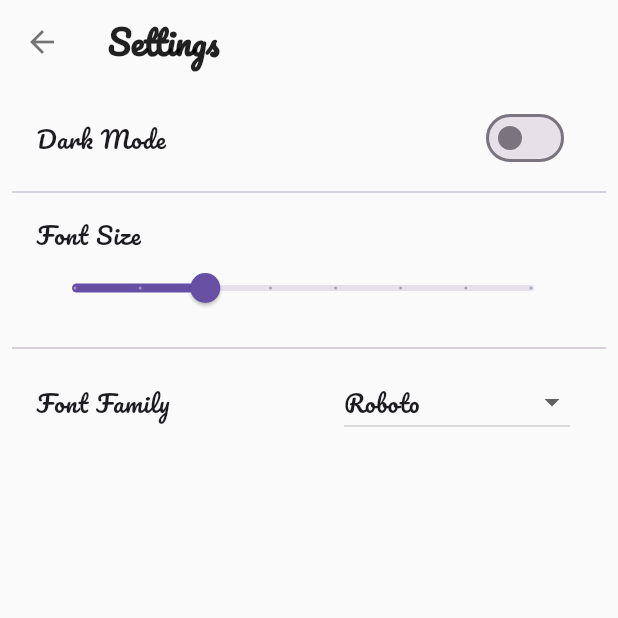
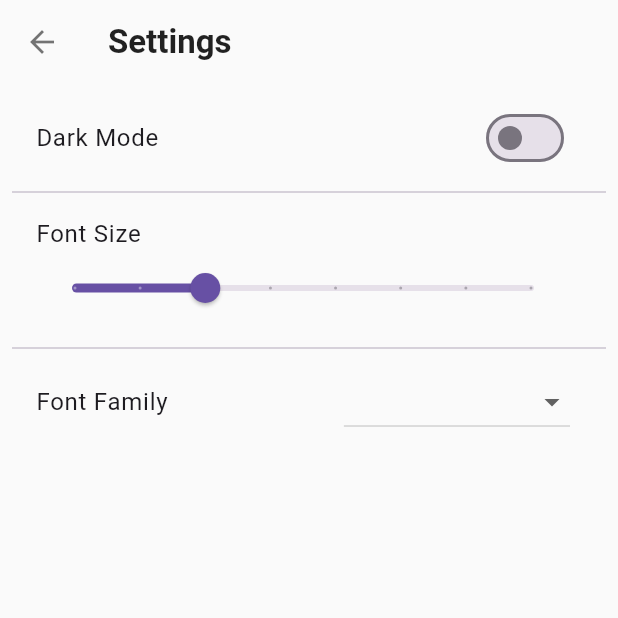
Before and after one commit to tamasdas01/Minimal_Journal, a Flutter app: the screen it shows after launch, in the side drawer, after a tap on "Settings", on a phone screen of 412 x 824 dp, the top half of it. Run offline on Flutter 3.47's test engine with Material 3 defaults, Android fonts, the phone set to English and light mode, and no system bars; our stand-ins replace share_plus, shared_preferences.

Commit message:
Update 2 : Finalised

```diff
--- a/lib/screens/home_screen.dart
+++ b/lib/screens/home_screen.dart
@@ -1,9 +1,7 @@
 import 'dart:convert';
 import 'dart:io';
-
 import 'package:flutter/material.dart';
 import 'package:path_provider/path_provider.dart';
-
 import '../models/journal_entry.dart';
 import 'add_entry_screen.dart';
 import 'settings_screen.dart';
@@ -145,16 +143,16 @@ class _HomeScreenState extends State<HomeScreen> {
                       .bodyLarge
                       ?.color
                       ?.withOpacity(0.6)),
-              hintText: 'Search Journals...',
-              suffixIcon: IconButton(
-                icon: Icon(Icons.mic,
-                    color: Theme.of(context)
-                        .textTheme
-                        .bodyLarge
-                        ?.color
-                        ?.withOpacity(0.6)),
-                onPressed: () {},
-              ),
+              hintText: 'Search...',
+              //suffixIcon: IconButton(
+                //icon: Icon(Icons.mic,
+                   // color: Theme.of(context)
+                       // .textTheme
+                       // .bodyLarge
+                       // ?.color
+                     //   ?.withOpacity(0.6)),
+                //onPressed: () {},
+             // ),
             ),
           ),
         ),
--- a/lib/screens/settings_screen.dart
+++ b/lib/screens/settings_screen.dart
@@ -8,7 +8,7 @@ class SettingsScreen extends StatelessWidget {
   @override
   Widget build(BuildContext context) {
     // Use the corrected font family names here
-    final availableFonts = ['Roboto', 'Modulus', 'JetBrainsMono'];
+    final availableFonts = ['Pacifico','Fantasque', 'Modulus', 'JetBrainsMono'];
 
     return Scaffold(
       appBar: AppBar(
```
Also changed, not shown: pubspec.yaml (+5 -2 lines), assets/fonts/Fantasque-Sans-Mono-Regular.otf (added), 1 other file.
